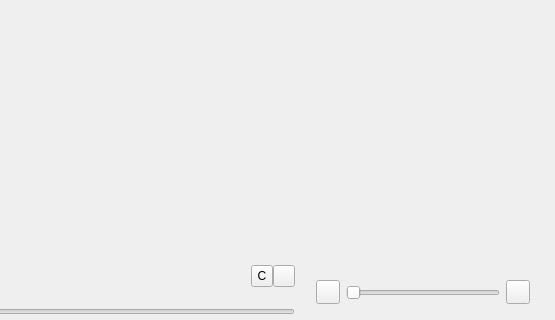
Above: src/xamp/xamp.ui from billlin0904/xamp2 before the change; both pictures show x 577 to 1132 and y 185 to 505 of the 1132 by 505 pixel window. Below: the same form after it.
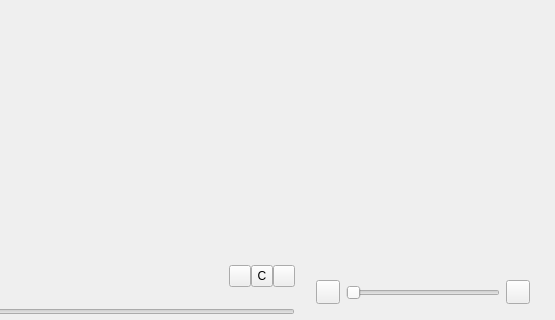
That is the form after the change. Custom widgets are drawn as their Qt base class.

```diff
--- a/src/xamp/xamp.ui
+++ b/src/xamp/xamp.ui
@@ -336,6 +336,19 @@
             </property>
            </widget>
           </item>
+          <item>
+           <widget class="QToolButton" name="eqButton">
+            <property name="maximumSize">
+             <size>
+              <width>22</width>
+              <height>22</height>
+             </size>
+            </property>
+            <property name="text">
+             <string/>
+            </property>
+           </widget>
+          </item>
           <item>
            <widget class="QToolButton" name="sampleConverterButton">
             <property name="maximumSize">
```
